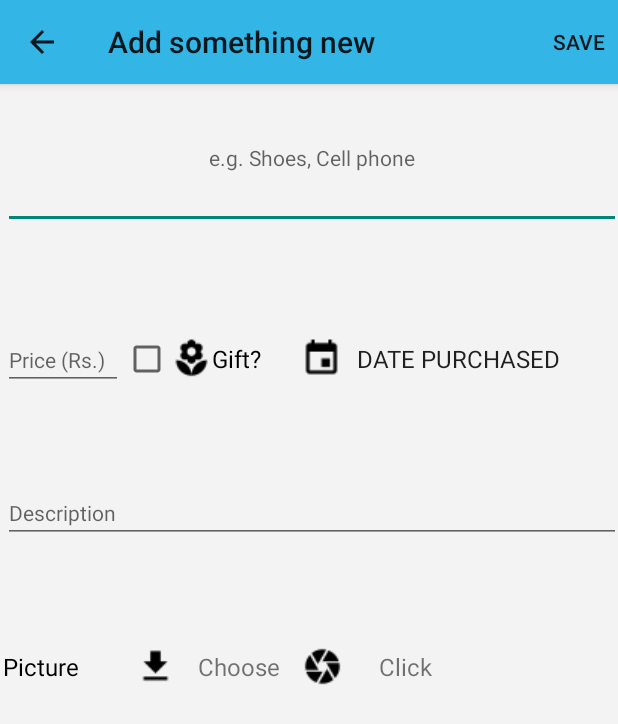
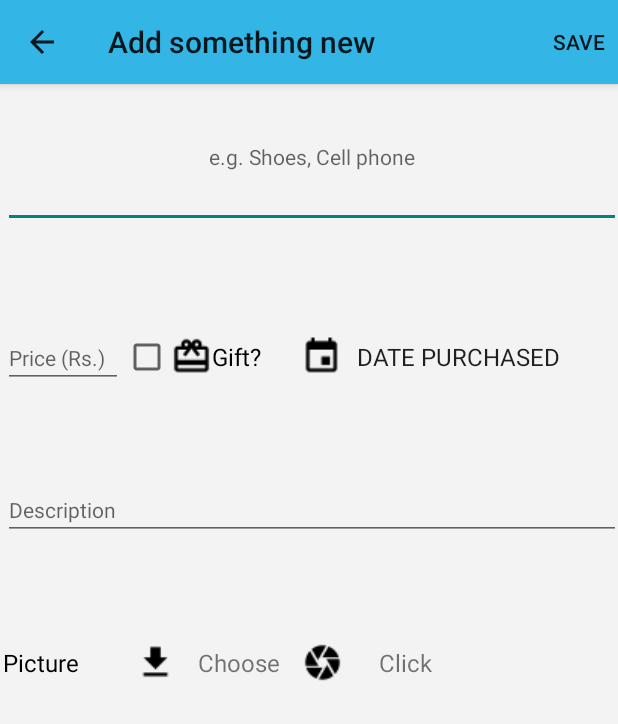
Before and after one commit to daneshzaki/Thingse, an Android app: the AddSomething screen opened directly, with no data from a screen before it, on a phone screen of 412 x 824 dp. Shown: the top 724 px of the screen. Run offline under Robolectric (Android 15) with nearby library versions, the phone set to English and light mode, and no system bars.

Commit message:
View and Main screen changes
Icons added to view screen
Thumbnails enlarged in main screen

```diff
--- a/Thingse/app/src/main/java/com/daneshzaki/thingse/ViewSomething.java
+++ b/Thingse/app/src/main/java/com/daneshzaki/thingse/ViewSomething.java
@@ -207,7 +207,8 @@ public class ViewSomething extends Activity {
     	if(bundle.getString("price").trim().startsWith("Gift :"))
     	{
     		giftLabel = "Received on ";
-    	}
+			((TextView)findViewById( R.id.priceValue)).setCompoundDrawablesRelativeWithIntrinsicBounds(R.drawable.ic_card_giftcard_black_18dp,0,0,0);
+		}
 		else
 		{
 			giftLabel = "Purchased on ";
--- a/Thingse/app/src/main/res/layout/activity_add_something.xml
+++ b/Thingse/app/src/main/res/layout/activity_add_something.xml
@@ -79,7 +79,7 @@
                 android:id="@+id/giftCheck"
                 android:layout_width="wrap_content"
                 android:layout_height="wrap_content"
-                android:drawableStart="@drawable/ic_local_florist_black_18dp"
+                android:drawableStart="@drawable/ic_card_giftcard_black_18dp"
                 android:text="Gift?"
                 android:layout_weight="0.35"
                 android:textSize="16dp" />
@@ -142,7 +142,7 @@
             <TextView
                 android:id="@+id/picLabel"
                 android:layout_width="88dp"
-                android:layout_height="47dp"
+                android:layout_height="56dp"
                 android:text="Picture"
                 android:textAppearance="?android:attr/textAppearanceSmall"
                 android:textColor="#ff000000"
--- a/Thingse/app/src/main/res/layout/activity_view_something.xml
+++ b/Thingse/app/src/main/res/layout/activity_view_something.xml
@@ -31,6 +31,7 @@
             android:layout_height="wrap_content"
             android:layout_alignParentTop="true"
             android:text="date"
+            android:drawableStart="@drawable/ic_event_black_18dp"
             android:textSize="16dp"
             android:textColor="#676767"
             android:textStyle="bold"
@@ -60,8 +61,8 @@
             android:layout_height="wrap_content"
             android:layout_gravity="center"
             android:text="Description"
+            android:drawableStart="@drawable/ic_description_black_18dp"
             android:textSize="16dp"
-            android:layout_weight="0.1"
             android:layout_marginLeft="2dp"
             android:typeface="normal"
             android:textColor="#676767"
```
Also changed, not shown: Thingse/app/src/main/java/com/daneshzaki/thingse/ThingseActivity.java (+15 -7 lines), Thingse/app/src/main/res/drawable/ic_card_giftcard_black_18dp.png (added), Thingse/app/src/main/res/drawable/ic_description_black_18dp.png (added).
